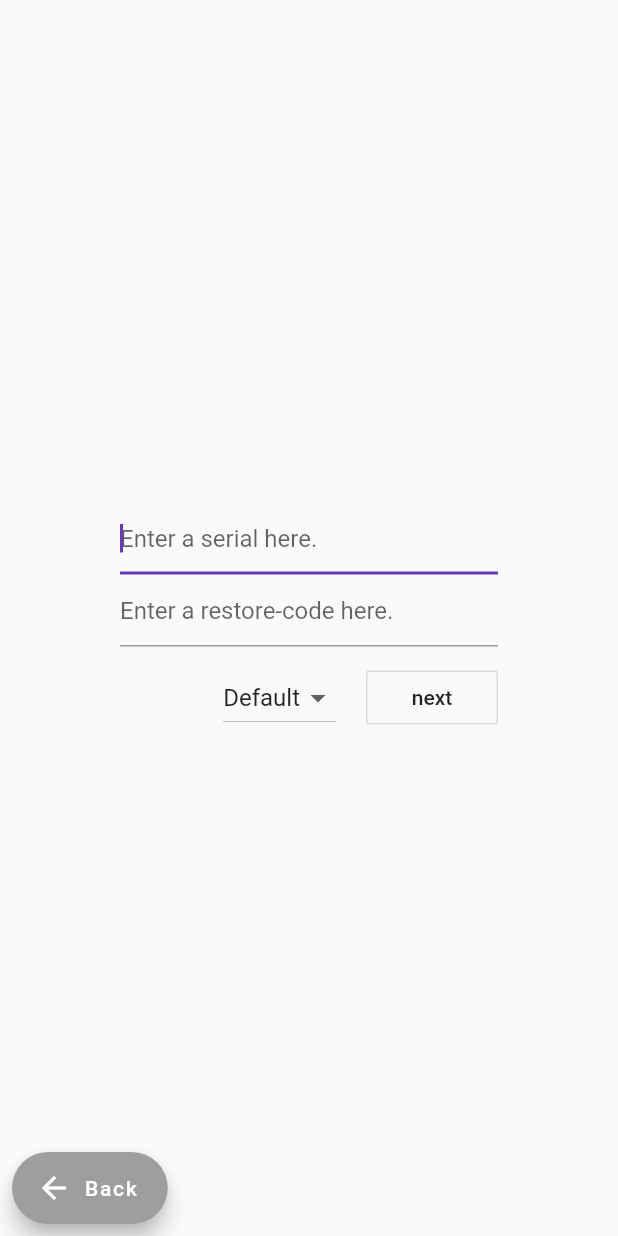
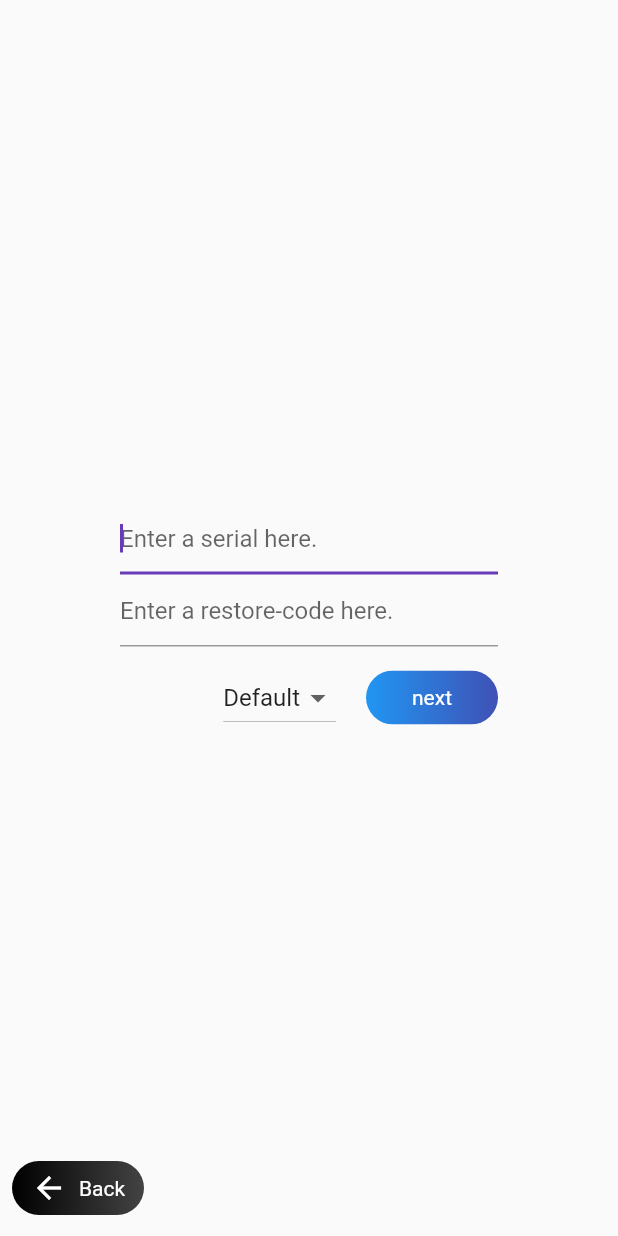
Before and after one commit to connectety/bma_desktop_setup, a Flutter app: the screen it shows after launch, after a tap on "Recover an authenticator", on a phone screen of 412 x 824 dp. Run offline on Flutter 3.47's test engine with Material 2 defaults, Android fonts, the phone set to English and light mode, and no system bars; our stand-ins replace qr_flutter; missing offline and left inert: base32, pointycastle.

Commit message:
create and use GradientButton

```diff
--- a/lib/screens/method_selection_screen.dart
+++ b/lib/screens/method_selection_screen.dart
@@ -2,6 +2,7 @@ import 'package:flutter/material.dart';
 
 import '../bma/server_com.dart';
 import '../custom_routes/slide_page_route.dart';
+import '../widgets/gradient_btn.dart';
 import '../widgets/region_selector.dart';
 import 'auth_info_screen.dart';
 import 'recover_auth_screen.dart';
@@ -9,12 +10,14 @@ import 'recover_auth_screen.dart';
 class MethodSelectionPage extends StatelessWidget {
   const MethodSelectionPage({Key key}) : super(key: key);
 
-  OutlineButton _btnFactory(
+  Widget _btnFactory(
     final BuildContext context,
+    final IconData icon,
+    final Gradient gradient,
     final Widget routeWidget,
     final String text,
   ) {
-    return OutlineButton(
+    return GradientButton.icon(
       onPressed: () {
         Navigator.push(
           context,
@@ -23,13 +26,15 @@ class MethodSelectionPage extends StatelessWidget {
           ),
         );
       },
-      shape: RoundedRectangleBorder(
-        borderRadius: BorderRadius.circular(30),
+      gradient: gradient,
+      icon: Icon(icon, color: Colors.white),
+      label: Text(
+        text,
+        style: const TextStyle(
+          color: Colors.white,
+          fontWeight: FontWeight.bold,
+        ),
       ),
-      borderSide: const BorderSide(
-        color: Colors.purple,
-      ),
-      child: Text(text),
     );
   }
 
@@ -42,6 +47,13 @@ class MethodSelectionPage extends StatelessWidget {
           children: <Widget>[
             _btnFactory(
               context,
+              Icons.add,
+              LinearGradient(colors: <Color>[
+                Colors.teal[800],
+                Colors.teal[600],
+                Colors.tealAccent[700],
+                Colors.greenAccent[400],
+              ]),
               AuthInfoPage(() {
                 return createAuthenticator(RegionSelector.getRegion(context));
               }),
@@ -49,6 +61,13 @@ class MethodSelectionPage extends StatelessWidget {
             ),
             _btnFactory(
               context,
+              Icons.replay,
+              LinearGradient(colors: <Color>[
+                Colors.deepPurple[800],
+                Colors.deepPurple,
+                Colors.redAccent[400],
+                Colors.redAccent,
+              ]),
               RecoverAuthPage(),
               'Recover an authenticator',
             ),
--- a/lib/screens/recover_auth_screen.dart
+++ b/lib/screens/recover_auth_screen.dart
@@ -3,6 +3,8 @@ import 'package:flutter/services.dart';
 
 import '../bma/server_com.dart';
 import '../custom_routes/slide_page_route.dart';
+import '../scoped_models/region_model.dart';
+import '../widgets/gradient_btn.dart';
 import '../widgets/region_selector.dart';
 import 'auth_info_screen.dart';
 
@@ -22,7 +24,7 @@ class RecoverAuthPage extends StatelessWidget {
             () => restore(
               serialController.text,
               restoreCodeController.text,
-              RegionSelector.getRegion(context),
+              RegionModel.of(context).region,
             ),
           ),
         ),
@@ -58,13 +60,17 @@ class RecoverAuthPage extends StatelessWidget {
     return Scaffold(
       bottomSheet: Padding(
         padding: const EdgeInsets.all(8),
-        child: FloatingActionButton.extended(
-          onPressed: () {
-            Navigator.pop(context);
-          },
-          backgroundColor: Colors.grey,
-          icon: const Icon(Icons.arrow_back),
-          label: const Text('Back'),
+        child: GradientButton.icon(
+          onPressed: () =>  Navigator.pop(context),
+          gradient: const LinearGradient(colors: <Color>[
+            Color(0xff000000),
+            Color(0xff434343),
+          ]),
+          icon: const Icon(Icons.arrow_back, color: Colors.white),
+          label: const Text(
+            'Back',
+            style: TextStyle(color: Colors.white),
+          ),
         ),
       ),
       body: Padding(
@@ -104,9 +110,16 @@ class RecoverAuthPage extends StatelessWidget {
                 children: <Widget>[
                   const RegionSelector(),
                   const SizedBox(width: 20),
-                  OutlineButton(
+                  GradientButton(
                     onPressed: () => submit(context),
-                    child: const Text('next'),
+                    gradient: const LinearGradient(colors: <Color>[
+                      Colors.blue,
+                      Colors.indigo,
+                    ]),
+                    child: const Text(
+                      'next',
+                      style: TextStyle(color: Colors.white),
+                    ),
                   ),
                 ],
               ),
--- /dev/null
+++ b/lib/widgets/gradient_btn.dart
@@ -0,0 +1,65 @@
+import 'package:flutter/foundation.dart';
+import 'package:flutter/material.dart';
+import 'package:flutter/widgets.dart';
+
+import 'raw_material_bt.dart';
+
+class GradientButton extends RawButton {
+  GradientButton({
+    @required VoidCallback onPressed,
+    Key key,
+    Widget child,
+    Gradient gradient,
+    BorderRadius borderRadius = const BorderRadius.all(Radius.circular(80)),
+  }) : super(
+          key: key,
+          onPressed: onPressed,
+          shape: RoundedRectangleBorder(borderRadius: borderRadius),
+          decoration: BoxDecoration(
+            gradient: gradient,
+            borderRadius: borderRadius,
+          ),
+          child: child,
+        );
+
+  factory GradientButton.icon({
+    @required VoidCallback onPressed,
+    @required Widget icon,
+    @required Widget label,
+    Key key,
+    Gradient gradient,
+  }) = _GradientButtonWithIcon;
+
+  Widget build(BuildContext context) {
+    return RawButton(
+      onPressed: onPressed,
+      shape: shape,
+      decoration: decoration,
+      child: child,
+    );
+  }
+}
+
+class _GradientButtonWithIcon extends GradientButton {
+  _GradientButtonWithIcon({
+    @required VoidCallback onPressed,
+    @required Widget icon,
+    @required Widget label,
+    Key key,
+    Gradient gradient,
+  })  : assert(icon != null, 'no icon set'),
+        assert(label != null, 'no label widget set'),
+        super(
+          key: key,
+          onPressed: onPressed,
+          gradient: gradient,
+          child: Row(
+            mainAxisSize: MainAxisSize.min,
+            children: <Widget>[
+              icon,
+              const SizedBox(width: 8),
+              label,
+            ],
+          ),
+        );
+}
--- /dev/null
+++ b/lib/widgets/raw_material_bt.dart
@@ -0,0 +1,175 @@
+// Copyright 2014 The Flutter Authors. All rights reserved.
+// Use of this source code is governed by a BSD-style license that can be
+// found in the LICENSE file.
+
+import 'dart:math' as math;
+
+import 'package:flutter/foundation.dart';
+import 'package:flutter/gestures.dart';
+import 'package:flutter/material.dart';
+import 'package:flutter/rendering.dart';
+import 'package:flutter/widgets.dart';
+
+class RawButton extends StatefulWidget {
+  const RawButton({
+    @required this.onPressed,
+    Key key,
+    this.child,
+    this.shape,
+    this.decoration,
+  }) : super(key: key);
+
+  final VoidCallback onPressed;
+  final Widget child;
+  final ShapeBorder shape;
+
+  final BoxDecoration decoration;
+
+  @override
+  _RawButtonState createState() => _RawButtonState();
+}
+
+class _RawButtonState extends State<RawButton> {
+  @override
+  Widget build(BuildContext context) {
+    const VisualDensity density = VisualDensity();
+    final Offset densityAdjustment = density.baseSizeAdjustment;
+    final BoxConstraints effectiveConstraints = density.effectiveConstraints(
+      const BoxConstraints(minWidth: 88, minHeight: 36),
+    );
+
+    final Widget result = ConstrainedBox(
+      constraints: effectiveConstraints,
+      child: Material(
+        shape: widget.shape,
+        type: MaterialType.transparency,
+        child: Ink(
+          decoration: widget.decoration,
+          child: InkWell(
+            onTap: widget.onPressed,
+            customBorder: widget.shape,
+            child: Center(
+              widthFactor: 1,
+              heightFactor: 1,
+              child: widget.child,
+            ),
+          ),
+        ),
+      ),
+    );
+
+    return Semantics(
+      container: true,
+      button: true,
+      child: _InputPadding(
+        minSize: Size(
+          kMinInteractiveDimension + densityAdjustment.dx,
+          kMinInteractiveDimension + densityAdjustment.dy,
+        ),
+        child: result,
+      ),
+    );
+  }
+}
+
+class _InputPadding extends SingleChildRenderObjectWidget {
+  const _InputPadding({
+    Key key,
+    Widget child,
+    this.minSize,
+  }) : super(key: key, child: child);
+
+  final Size minSize;
+
+  @override
+  RenderObject createRenderObject(BuildContext context) {
+    return _RenderInputPadding(minSize);
+  }
+
+  @override
+  void updateRenderObject(
+      BuildContext context, covariant _RenderInputPadding renderObject) {
+    renderObject.minSize = minSize;
+  }
+}
+
+class _RenderInputPadding extends RenderShiftedBox {
+  _RenderInputPadding(this._minSize, [RenderBox child]) : super(child);
+
+  Size get minSize => _minSize;
+  Size _minSize;
+
+  set minSize(Size value) {
+    if (_minSize == value) {
+      return;
+    }
+    _minSize = value;
+    markNeedsLayout();
+  }
+
+  @override
+  double computeMinIntrinsicWidth(double height) {
+    if (child != null) {
+      return math.max(child.getMinIntrinsicWidth(height), minSize.width);
+    }
+    return 0;
+  }
+
+  @override
+  double computeMinIntrinsicHeight(double width) {
+    if (child != null) {
+      return math.max(child.getMinIntrinsicHeight(width), minSize.height);
+    }
+    return 0;
+  }
+
+  @override
+  double computeMaxIntrinsicWidth(double height) {
+    if (child != null) {
+      return math.max(child.getMaxIntrinsicWidth(height), minSize.width);
+    }
+    return 0;
+  }
+
+  @override
+  double computeMaxIntrinsicHeight(double width) {
+    if (child != null) {
+      return math.max(child.getMaxIntrinsicHeight(width), minSize.height);
+    }
+    return 0;
+  }
+
+  @override
+  void performLayout() {
+    final BoxConstraints constraints = this.constraints;
+    if (child != null) {
+      child.layout(constraints, parentUsesSize: true);
+      final double height = math.max(child.size.width, minSize.width);
+      final double width = math.max(child.size.height, minSize.height);
+      size = constraints.constrain(Size(height, width));
+      final BoxParentData childParentData = child.parentData;
+      // ignore: cascade_invocations
+      childParentData.offset =
+          Alignment.center.alongOffset(size - child.size);
+    } else {
+      size = Size.zero;
+    }
+  }
+
+  @override
+  bool hitTest(BoxHitTestResult result, {Offset position}) {
+    if (super.hitTest(result, position: position)) {
+      return true;
+    }
+    final Offset center = child.size.center(Offset.zero);
+    return result.addWithRawTransform(
+      transform: MatrixUtils.forceToPoint(center),
+      position: center,
+      hitTest: (BoxHitTestResult result, Offset position) {
+        // ignore: prefer_asserts_with_message
+        assert(position == center);
+        return child.hitTest(result, position: center);
+      },
+    );
+  }
+}
```
Also changed, not shown: lib/screens/auth_info_screen.dart (+12 -7 lines).
